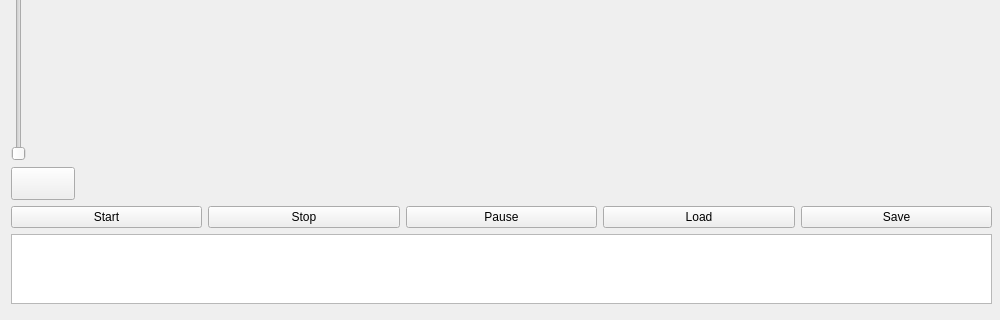
The window that processteps.ui (kasarkonic/Sauka1) describes before a commit, drawn with Qt 5; both pictures show x 0 to 1000 and y 298 to 618 of the 1000 by 618 pixel window.
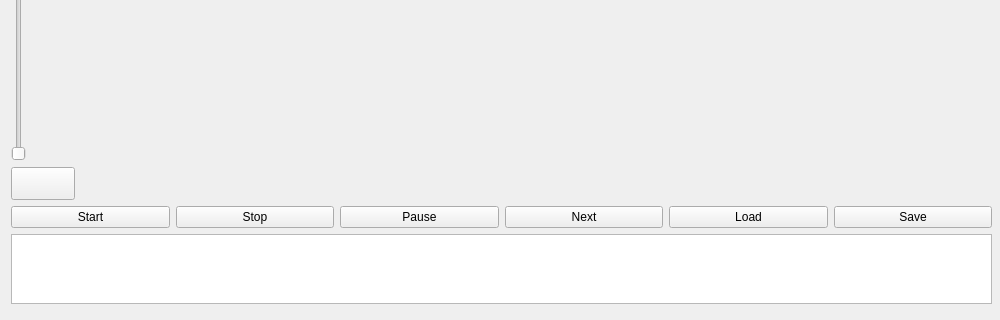
The same window after the commit.

Commit message: izlaboju del, ins, pieliku next

The edit to the form file:
```diff
--- a/processteps.ui
+++ b/processteps.ui
@@ -253,6 +253,13 @@
         </property>
        </widget>
       </item>
+      <item>
+       <widget class="QPushButton" name="pushButton_Nezxt">
+        <property name="text">
+         <string>Next</string>
+        </property>
+       </widget>
+      </item>
       <item>
        <widget class="QPushButton" name="pushButton_Load">
         <property name="minimumSize">
```
Left out of the diff: 16 changed lines with no effect on the pictures. The commit also changes 6 other files.
